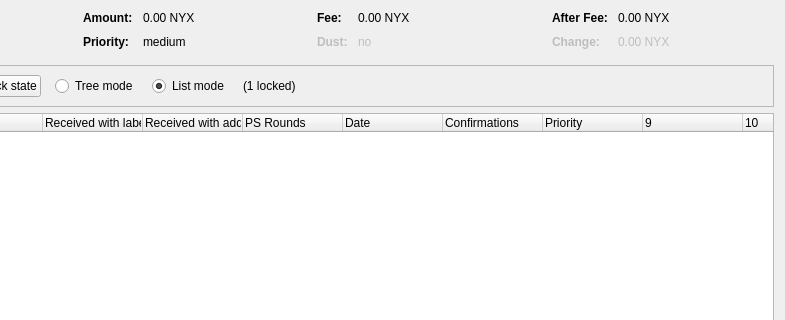
Above: src/qt/forms/coincontroldialog.ui from Cyprella/suc before the change; both pictures show x 169 to 954 and y 0 to 320 of the 954 by 500 pixel window. Below: the same form after it.
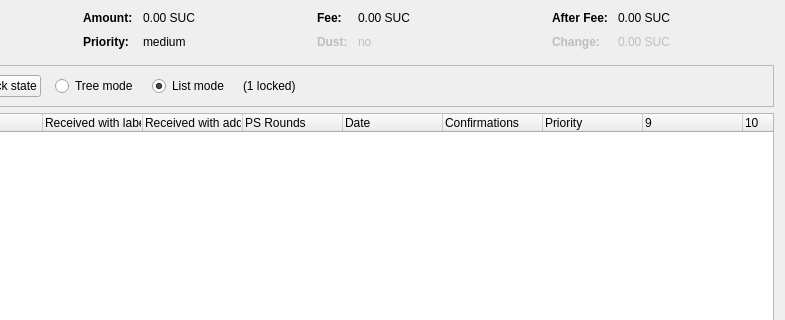
That is the form after the change. Custom widgets are drawn as their Qt base class.

```diff
--- a/src/qt/forms/coincontroldialog.ui
+++ b/src/qt/forms/coincontroldialog.ui
@@ -132,7 +132,7 @@
           <enum>Qt::ActionsContextMenu</enum>
          </property>
          <property name="text">
-          <string notr="true">0.00 NYX</string>
+          <string notr="true">0.00 SUC</string>
          </property>
          <property name="textInteractionFlags">
           <set>Qt::LinksAccessibleByMouse|Qt::TextSelectableByKeyboard|Qt::TextSelectableByMouse</set>
@@ -206,7 +206,7 @@
           <enum>Qt::ActionsContextMenu</enum>
          </property>
          <property name="text">
-          <string notr="true">0.00 NYX</string>
+          <string notr="true">0.00 SUC</string>
          </property>
          <property name="textInteractionFlags">
           <set>Qt::LinksAccessibleByMouse|Qt::TextSelectableByKeyboard|Qt::TextSelectableByMouse</set>
@@ -286,7 +286,7 @@
           <enum>Qt::ActionsContextMenu</enum>
          </property>
          <property name="text">
-          <string notr="true">0.00 NYX</string>
+          <string notr="true">0.00 SUC</string>
          </property>
          <property name="textInteractionFlags">
           <set>Qt::LinksAccessibleByMouse|Qt::TextSelectableByKeyboard|Qt::TextSelectableByMouse</set>
@@ -321,7 +321,7 @@
           <enum>Qt::ActionsContextMenu</enum>
          </property>
          <property name="text">
-          <string notr="true">0.00 NYX</string>
+          <string notr="true">0.00 SUC</string>
          </property>
          <property name="textInteractionFlags">
           <set>Qt::LinksAccessibleByMouse|Qt::TextSelectableByKeyboard|Qt::TextSelectableByMouse</set>
```
